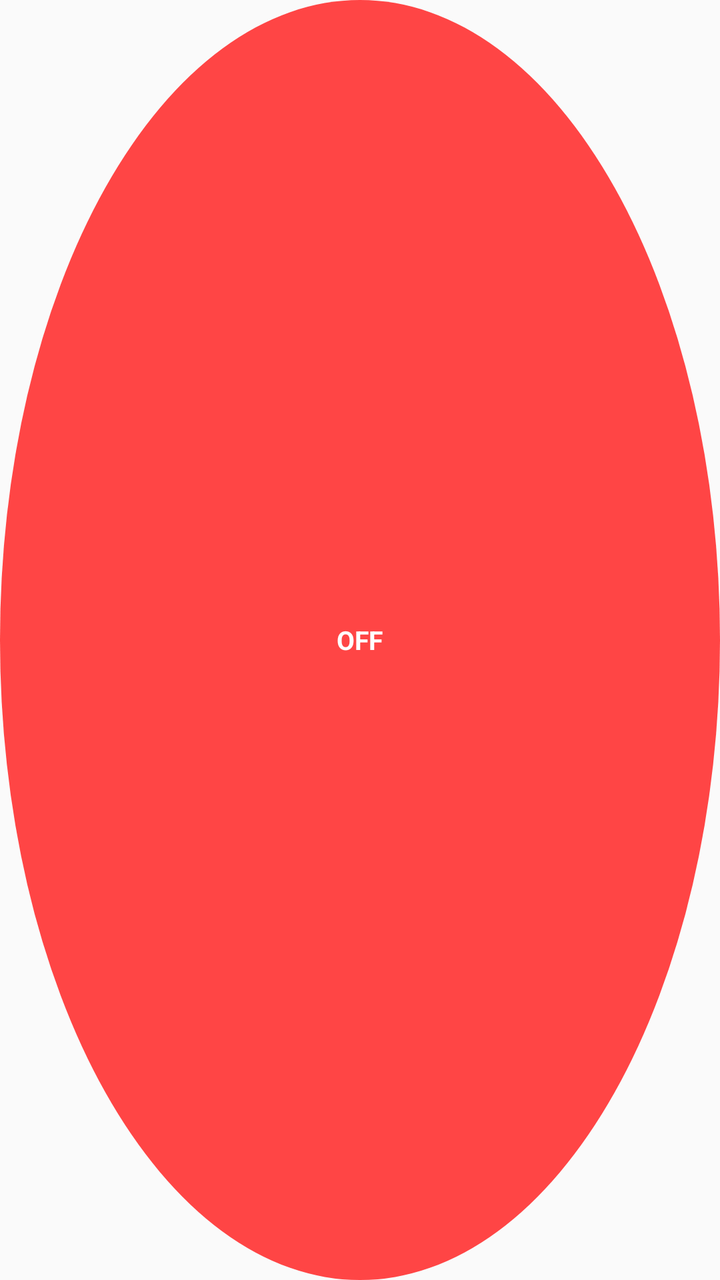
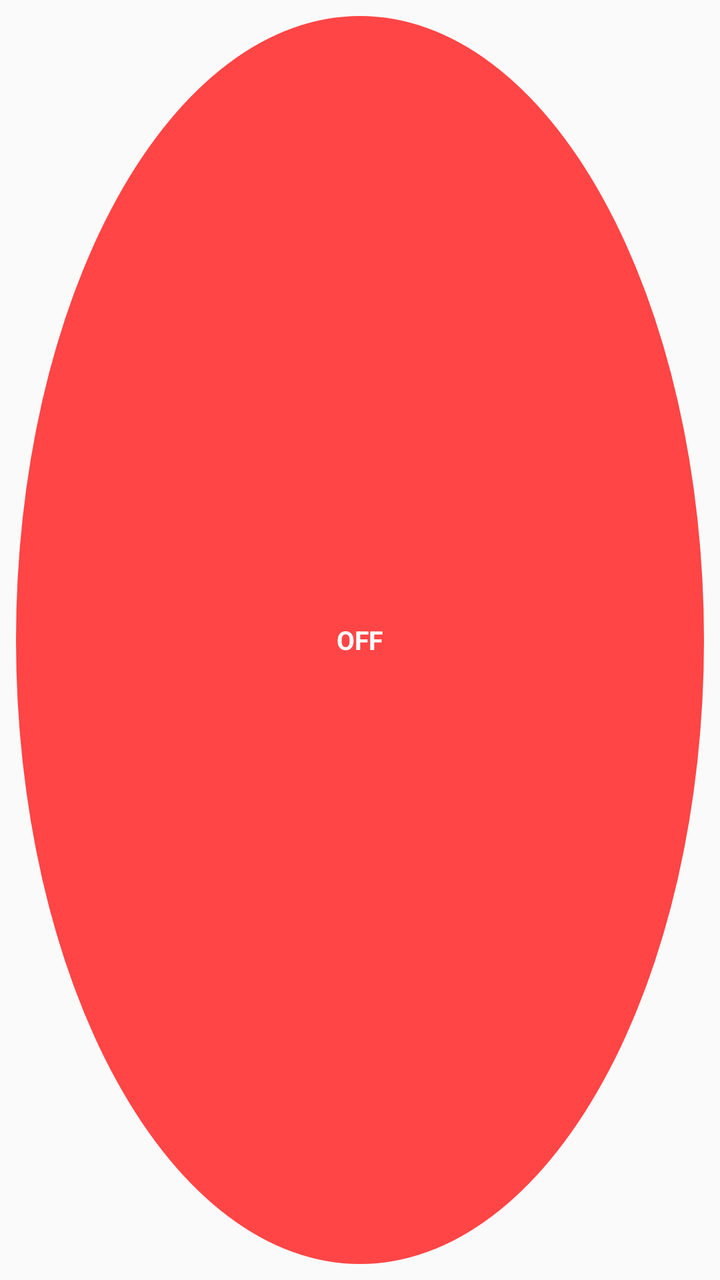

Before-and-after screenshots of an Android layout around one commit, followed by the original layout XML and the change that was made.
<!-- AndroidManifest.xml: application theme android:Theme.Material.Light.NoActionBar -->
<!-- res/layout/widget_boot.xml -->
<?xml version="1.0" encoding="utf-8"?>
<FrameLayout xmlns:android="http://schemas.android.com/apk/res/android"
    android:id="@+id/widget_root"
    android:layout_width="match_parent"
    android:layout_height="match_parent"
    android:background="@drawable/widget_circle_red"
    android:padding="0dp">

    <TextView
        android:id="@+id/widget_label"
        android:layout_width="wrap_content"
        android:layout_height="wrap_content"
        android:layout_gravity="center"
        android:text="OFF"
        android:textSize="13sp"
        android:textStyle="bold"
        android:textColor="#FFFFFF" />
</FrameLayout>
<!-- resources referenced by this layout -->
<resources>
  <!-- drawable widget_circle_red (drawable) -->
  <?xml version="1.0" encoding="utf-8"?>
  <shape xmlns:android="http://schemas.android.com/apk/res/android"
      android:shape="oval">
      <solid android:color="#FF4545" />
  </shape>
</resources>

<!-- the commit's change to res/layout/widget_boot.xml (unified diff, before → after) -->
@@ -3,8 +3,13 @@
     android:id="@+id/widget_root"
     android:layout_width="match_parent"
     android:layout_height="match_parent"
-    android:background="@drawable/widget_circle_red"
-    android:padding="0dp">
+    android:padding="8dp">
+
+    <View
+        android:id="@+id/widget_circle"
+        android:layout_width="match_parent"
+        android:layout_height="match_parent"
+        android:background="@drawable/widget_circle_red" />
 
     <TextView
         android:id="@+id/widget_label"
<!-- resource entries referenced after the edit -->
@@ -5,6 +5,7 @@
   <shape xmlns:android="http://schemas.android.com/apk/res/android"
       android:shape="oval">
       <solid android:color="#FF4545" />
+      <size android:width="72dp" android:height="72dp" />
   </shape>
 </resources>
 
